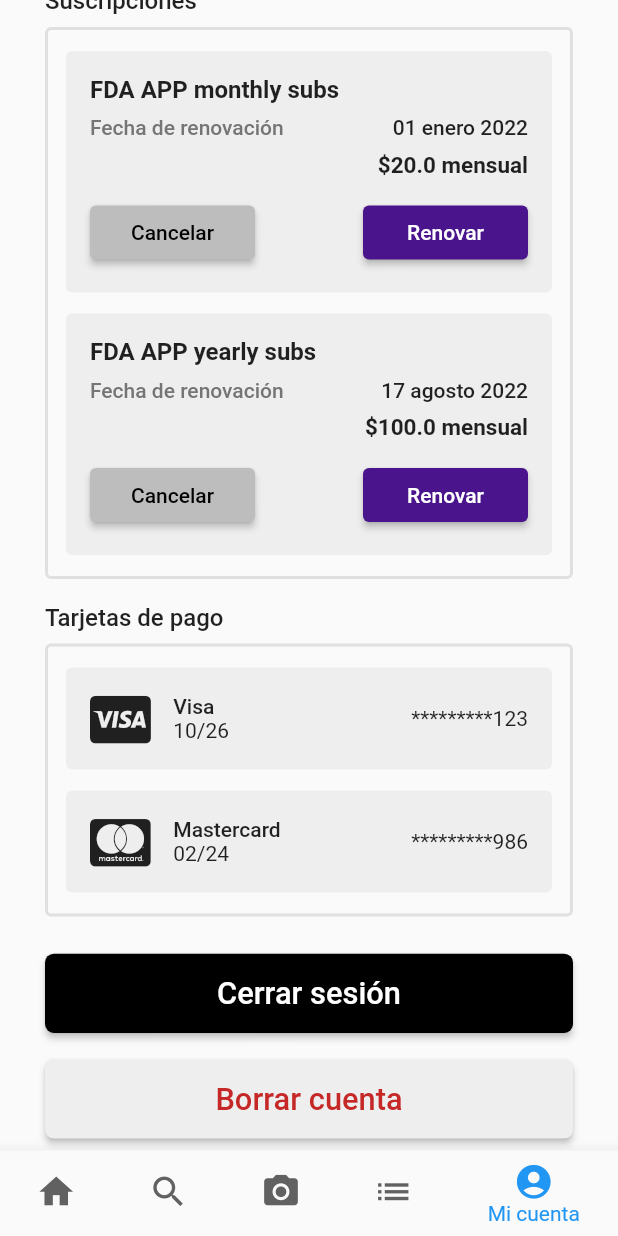
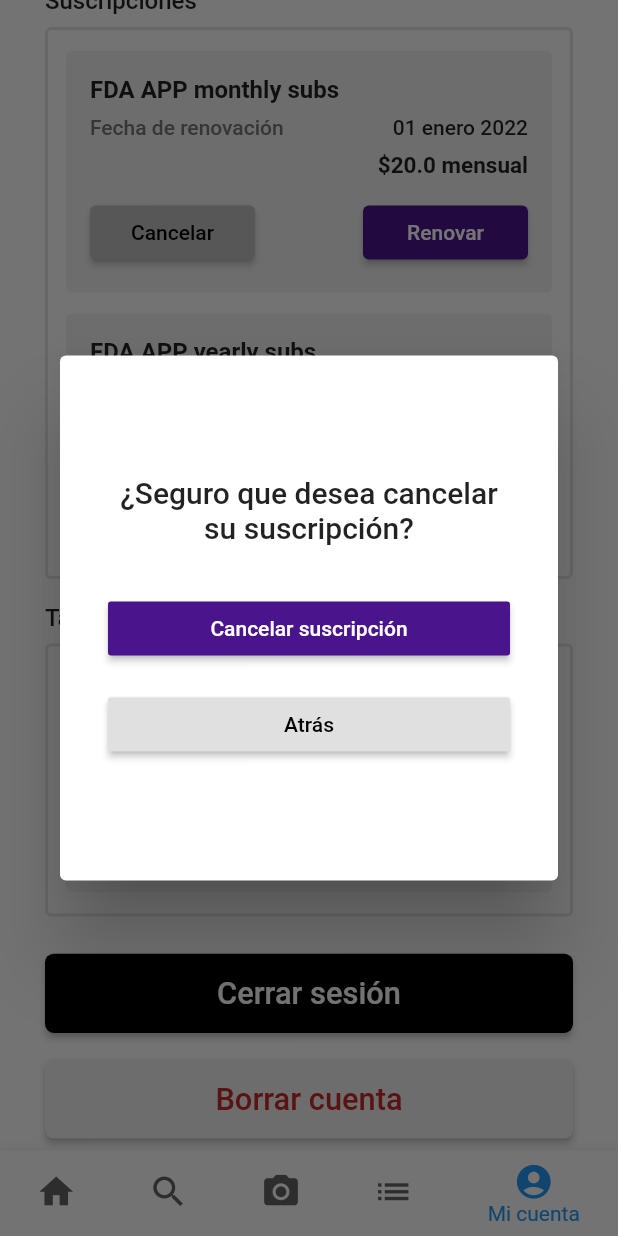
Before and after one commit to roxtrom13/food_and_drug_admin, a Flutter app: the HomePage screen opened directly, item 5 of the bottom bar chosen, scrolled down 296 dp, after a tap on "Cancelar", on a phone screen of 412 x 824 dp. Run offline on Flutter 3.47's test engine with Material 2 defaults, Android fonts, the phone set to English and light mode, and no system bars; our stand-ins replace country_picker, font_awesome_flutter; network calls fail.

Commit message:
refactor: implement custom dialog to cancel suscription

```diff
--- a/lib/widgets/suscription_card.dart
+++ b/lib/widgets/suscription_card.dart
@@ -12,6 +12,48 @@ class SuscriptionCard extends StatelessWidget {
   final String name;
   final String expiryDate;
   final double amount;
+
+  //TODO: config a custom dialog for iOS devices
+  void _showCancelDialog(context) {
+    showDialog(
+      context: context,
+      builder: (context) {
+        return SimpleDialog(
+          title: const Text(
+            "¿Seguro que desea cancelar su suscripción?",
+            textAlign: TextAlign.center,
+          ),
+          titlePadding: const EdgeInsets.fromLTRB(32.0, 80.0, 32.0, 0.0),
+          contentPadding: const EdgeInsets.fromLTRB(32.0, 32.0, 32.0, 80.0),
+          children: [
+            MaterialButton(
+              onPressed: () {
+                if (kDebugMode) {
+                  print("Do the cancel stuff");
+                }
+              },
+              color: Colors.purple.shade900,
+              child: const Text(
+                "Cancelar suscripción",
+                style: TextStyle(color: Colors.white),
+              ),
+            ),
+            const SizedBox(height: 16.0),
+            MaterialButton(
+              onPressed: () {
+                Navigator.pop(context);
+              },
+              color: Colors.grey.shade300,
+              child: const Text(
+                "Atrás",
+                style: TextStyle(color: Colors.black),
+              ),
+            ),
+          ],
+        );
+      },
+    );
+  }
 
   @override
   Widget build(BuildContext context) {
```
